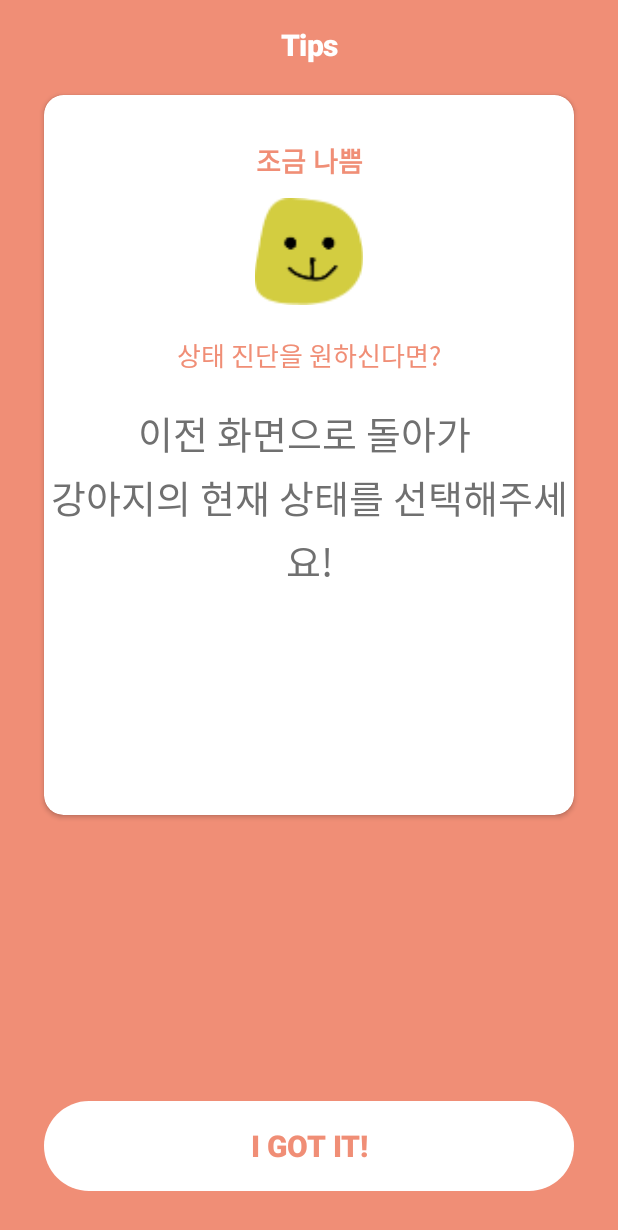
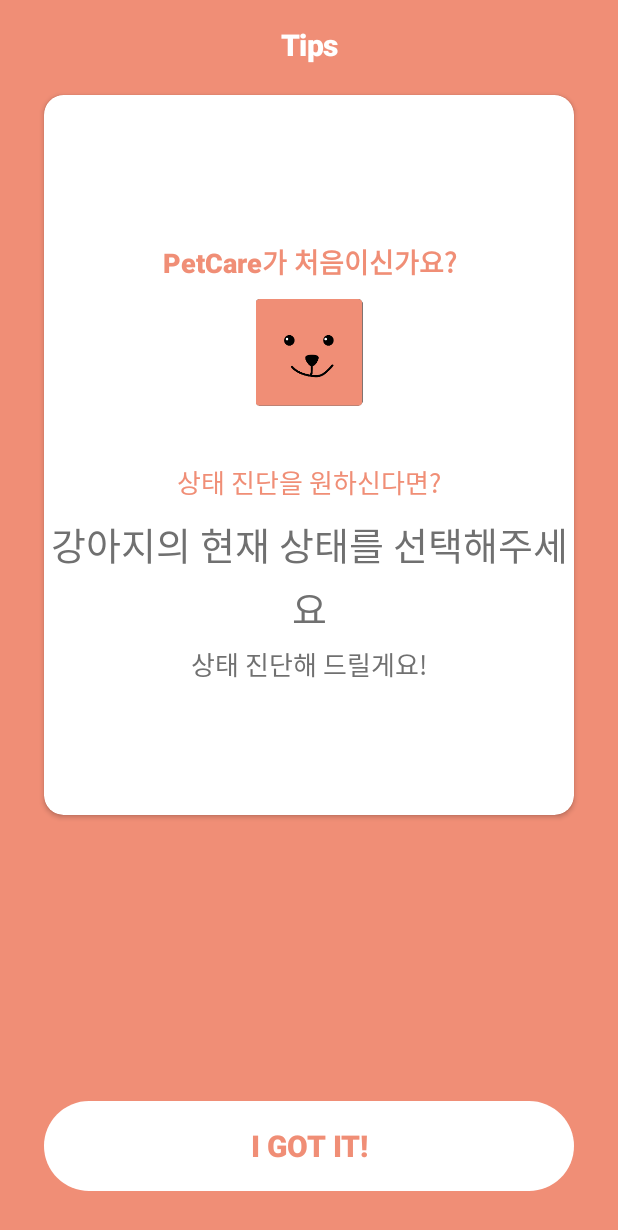
Before and after one commit to StevenHeo/PetCare, an Android app: the TipActivity screen opened directly, with no data from a screen before it, on a phone screen of 412 x 824 dp. Shown: the top 1230 px of the screen. Run offline under Robolectric (Android 15) with nearby library versions, the phone set to English and light mode, and no system bars; libraries missing offline, so code that uses them is left out: com.prolificinteractive.materialcalendarview; 1 statement that could not run was skipped.

Commit message:
Add change Image after select
증상 선택에 기반하여 상태 판단 추가
선택 안할시의 기본 ui화면 수정
tip화면 레이아웃 비율 수정

```diff
--- a/app/src/main/java/com/jeongseok/petcare/TipActivity.java
+++ b/app/src/main/java/com/jeongseok/petcare/TipActivity.java
@@ -24,23 +24,27 @@
 import java.util.List;
 
 public class TipActivity extends FragmentActivity {
+    private ImageView doctorImg;
+    private TextView doctorText;
+    private Button tipCheck_button;
+    private CalendarFragment calendarFragment;
+    private dogDisease dogVO = null;
 
-    Button tipCheck_button;
-    CalendarFragment calendarFragment;
-    dogDisease dogVO = null;
-
-    RecyclerView recyclerView;
-    LinearLayoutManager linearLayoutManager;
-    TipAdapter tipAdapter;
+    private RecyclerView recyclerView;
+    private LinearLayoutManager linearLayoutManager;
+    private TipAdapter tipAdapter;
 
     public List<dogDisease> dogDiseaseList;
     @Override
     protected void onCreate(Bundle savedInstanceState) {
+        dogVO = dogVO.getInstance();
 
-        dogVO = dogVO.getInstance();
         super.onCreate(savedInstanceState);
         setContentView(R.layout.activity_tip_detail);
-        tipCheck_button =(Button)findViewById(R.id.tipCheck_btn);;
+
+        doctorImg = (ImageView)findViewById(R.id.doctorIcon);
+        doctorText = (TextView)findViewById(R.id.doctorText);
+        tipCheck_button =(Button)findViewById(R.id.tipCheck_btn);
 
         recyclerView = (RecyclerView)findViewById(R.id.tip_RecyclerView);
         linearLayoutManager = new LinearLayoutManager(this);
@@ -48,13 +52,14 @@
         recyclerView.setHasFixedSize(true);
         recyclerView.setLayoutManager(linearLayoutManager);
 
+        setDoctor(doctorImg,doctorText);
         DataAdapter mDbHelper = new DataAdapter(this);
         mDbHelper.createDatabase();
         mDbHelper.open();
         dogDiseaseList = mDbHelper.selectMyTipTable();
         ArrayList<ItemTip> list = new ArrayList<>();
         if(dogDiseaseList.size()==0){
-            list.add(new ItemTip("상태 진단을 원하신다면?","이전 화면으로 돌아가 \n강아지의 현재 상태를 선택해주세요!"));
+            list.add(new ItemTip("\n상태 진단을 원하신다면?","강아지의 현재 상태를 선택해주세요","상태 진단해 드릴게요!",""));
         }else {
             for (int i = 0; i < dogDiseaseList.size(); i++) {
 
@@ -62,6 +67,7 @@
             }
         }
         mDbHelper.close();
+
         tipAdapter = new TipAdapter(this,list);
         recyclerView.setAdapter(tipAdapter);
 
@@ -81,6 +87,21 @@
 
     }
 
+    public void setDoctor(ImageView imageView,TextView textView){
+        Intent intent = getIntent();
+        int score = intent.getExtras().getInt("healthScore");
+        if(score>=90){
+            imageView.setImageResource(R.drawable.good_ic);
+            textView.setText("좋음");
+        }else if(score>=40){
+            imageView.setImageResource(R.drawable.normal_ic);
+            textView.setText("보통");
+        }else if(score>=2){
+            imageView.setImageResource(R.drawable.bad_ic);
+            textView.setText("나쁨");
+        }
+    }
+
 
 
 }
--- a/app/src/main/res/layout/activity_tip_detail.xml
+++ b/app/src/main/res/layout/activity_tip_detail.xml
@@ -42,33 +42,37 @@
         <LinearLayout
             android:layout_width="match_parent"
             android:layout_height="wrap_content"
-            android:layout_marginTop="10dp"
             android:orientation="vertical">
 
             <TextView
+                android:layout_weight="1"
+                android:id="@+id/doctorText"
                 android:layout_width="match_parent"
                 android:layout_height="wrap_content"
-                android:layout_marginTop="20dp"
+                android:layout_marginTop="13dp"
                 android:layout_marginBottom="11dp"
                 android:fontFamily="sans-serif-medium"
                 android:gravity="center_horizontal"
                 android:lineSpacingExtra="6sp"
-                android:text="조금 나쁨"
+                android:text="\n\n\nPetCare가 처음이신가요?"
                 android:textColor="#f08e76"
                 android:textSize="18sp"
                 android:textStyle="bold" />
 
             <ImageView
+                android:layout_weight="1"
+                android:id="@+id/doctorIcon"
                 android:layout_width="73dp"
                 android:layout_height="71dp"
                 android:layout_marginLeft="140dp"
                 android:layout_marginBottom="10dp"
-                android:src="@drawable/normal_ic" />
+                android:src="@drawable/logo" />
 
             <androidx.recyclerview.widget.RecyclerView
+                android:layout_weight="8"
                 android:id="@+id/tip_RecyclerView"
                 android:layout_width="match_parent"
-                android:layout_height="wrap_content"
+                android:layout_height="match_parent"
                 app:layout_constraintBottom_toTopOf="@+id/tipCheck_btn" />
 
 
--- a/app/src/main/res/layout/tip_layout.xml
+++ b/app/src/main/res/layout/tip_layout.xml
@@ -19,7 +19,6 @@
             android:layout_width="match_parent"
             android:layout_height="wrap_content"
             android:layout_weight="0.1"
-            android:layout_margin="10dp"
             android:fontFamily="sans-serif-medium"
             android:gravity="center_horizontal"
             android:lineSpacingExtra="5sp"
@@ -48,7 +47,7 @@
             android:layout_width="305dp"
             android:layout_height="wrap_content"
             android:layout_gravity="center_horizontal"
-            android:layout_weight="1"
+            android:layout_weight="4.4"
             android:fontFamily="sans-serif"
             android:text="
 변색이 노랑색으로 최근 평소에 먹지 않던 음식을 섭취한적 있나요?"
@@ -63,7 +62,7 @@
             android:layout_width="305dp"
             android:layout_height="wrap_content"
             android:layout_gravity="center_horizontal"
-            android:layout_weight="1"
+            android:layout_weight="4.4"
             android:fontFamily="sans-serif"
             android:text="
 사료를 바꾸거나 달라진 음식이 무엇인지 체크해보세요!"
```
Also changed, not shown: app/src/main/java/com/jeongseok/petcare/CalendarInActivity.java (+174 -120 lines).
